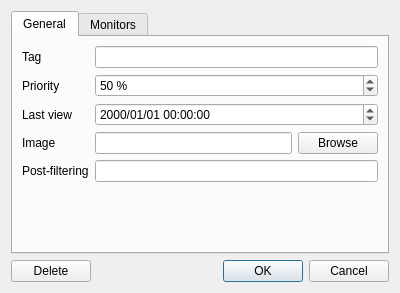
Qt form src/gui/src/favorite-window.ui (Bionus/imgbrd-grabber) before a commit.
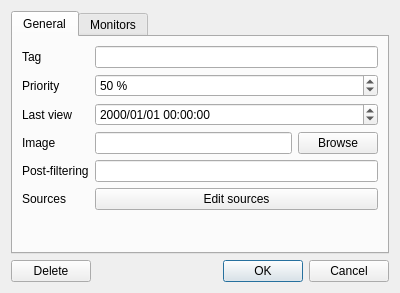
The same form after that commit. Icons and pictures are not drawn.

Commit message: Add setting to favorites to set specific sources (fix #1977)

```diff
--- a/src/gui/src/favorite-window.ui
+++ b/src/gui/src/favorite-window.ui
@@ -131,6 +131,20 @@
        <item row="4" column="1">
         <widget class="QLineEdit" name="postFilteringLineEdit"/>
        </item>
+       <item row="5" column="0">
+        <widget class="QLabel" name="labelSources">
+         <property name="text">
+          <string>Sources</string>
+         </property>
+        </widget>
+       </item>
+       <item row="5" column="1">
+        <widget class="QPushButton" name="buttonSources">
+         <property name="text">
+          <string>Edit sources</string>
+         </property>
+        </widget>
+       </item>
       </layout>
      </widget>
      <widget class="QWidget" name="tabMonitoring">
```
Left out of the diff: 25 changed lines with no effect on the pictures. The commit also changes 5 other files.
